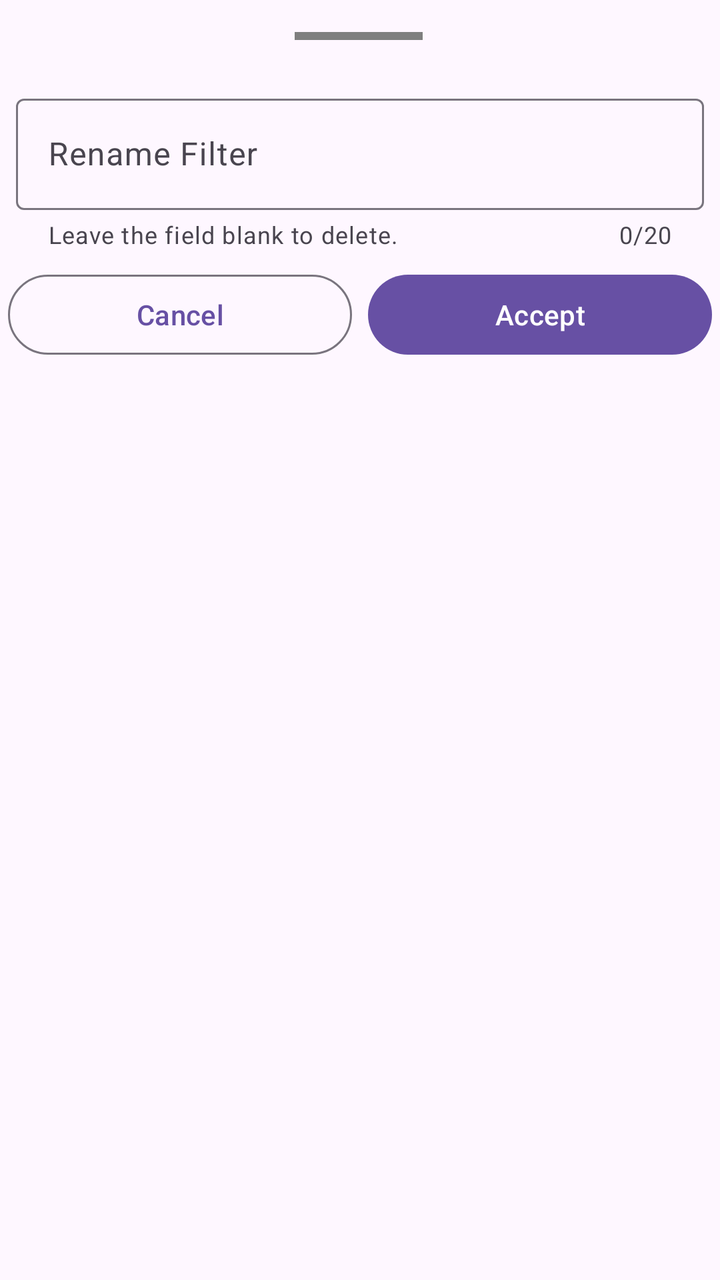
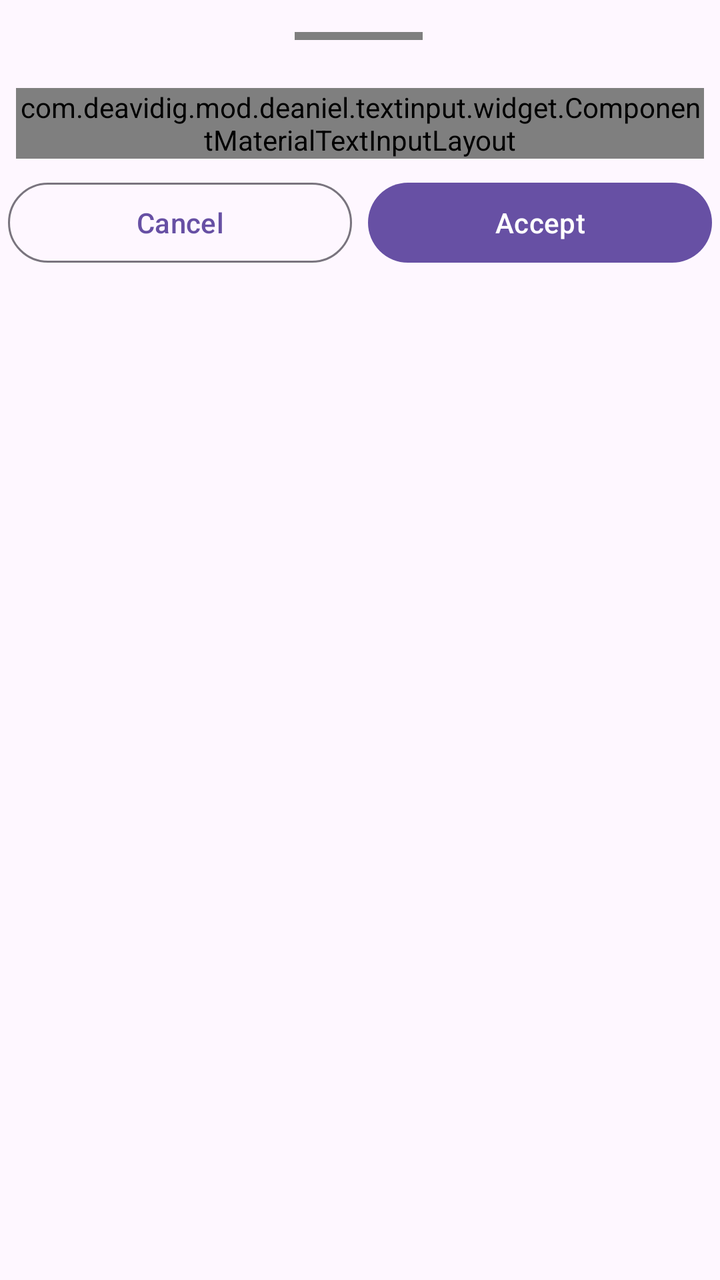

Screens rendered from an Android XML layout before and after an edit, with the pre-edit source and the edit as a unified diff.
<!-- AndroidManifest.xml: application theme Theme.SketchprojectPro -->
<!-- res/layout/activity_main_bottomsheet_filter.xml -->
<?xml version="1.0" encoding="utf-8"?>
<androidx.constraintlayout.widget.ConstraintLayout xmlns:android="http://schemas.android.com/apk/res/android"
	xmlns:app="http://schemas.android.com/apk/res-auto"
	xmlns:tools="http://schemas.android.com/tools"
	android:layout_width="match_parent"
    android:layout_height="match_parent"
	android:paddingBottom="12dp">

	<com.deavidig.mod.deaniel.divider.widget.ComponentMaterialDivider
		android:id="@+id/divider"
		android:layout_width="64dp"
		android:layout_height="4dp"
		android:layout_marginTop="16dp"
		app:dividerColor="?attr/colorOutline"
		app:dividerRadiusSize="14dp"
		app:layout_constraintEnd_toEndOf="parent"
		app:layout_constraintHorizontal_bias="0.498"
		app:layout_constraintStart_toStartOf="parent"
		app:layout_constraintTop_toTopOf="parent" />

	<com.google.android.material.textfield.TextInputLayout
		android:id="@+id/name_filter_container"
		android:layout_width="0dp"
		android:layout_height="wrap_content"
		android:layout_marginHorizontal="8dp"
		android:layout_marginTop="24dp"
		android:hint="Rename Filter"
		app:counterEnabled="true"
		app:counterMaxLength="20"
		app:endIconMode="clear_text"
		app:helperText="Leave the field blank to delete."
		app:helperTextEnabled="true"
		app:layout_constraintEnd_toEndOf="parent"
		app:layout_constraintHorizontal_bias="0.0"
		app:layout_constraintStart_toStartOf="parent"
		app:layout_constraintTop_toBottomOf="@+id/divider">

		<com.google.android.material.textfield.TextInputEditText
			android:id="@+id/name_filter"
			android:layout_width="match_parent"
			android:layout_height="match_parent" />

	</com.google.android.material.textfield.TextInputLayout>

	<LinearLayout
		android:layout_width="0dp"
		android:layout_height="wrap_content"
		android:layout_marginTop="8dp"
		app:layout_constraintEnd_toEndOf="parent"
		app:layout_constraintStart_toStartOf="parent"
		app:layout_constraintTop_toBottomOf="@+id/name_filter_container">

		<com.google.android.material.button.MaterialButton
			style="@style/Widget.Material3.Button.OutlinedButton"
			android:id="@+id/cancel_button"
			android:layout_marginHorizontal="4dp"
			android:layout_width="0dp"
			android:layout_height="wrap_content"
			android:layout_weight="1"
			android:text="Cancel"/>

		<com.google.android.material.button.MaterialButton
			android:id="@+id/accept_button"
			android:layout_marginHorizontal="4dp"
			android:layout_width="0dp"
			android:layout_height="wrap_content"
			android:layout_weight="1"
			android:text="Accept" />

	</LinearLayout>

</androidx.constraintlayout.widget.ConstraintLayout>
<!-- resources referenced by this layout -->
<resources>
  <style name="Theme.SketchprojectPro" parent="Base.Theme.SketchprojectPro" />
  <style name="Base.Theme.SketchprojectPro" parent="Theme.Material3.DayNight.NoActionBar">
  		
  		
  	</style>
</resources>

<!-- the commit's change to res/layout/activity_main_bottomsheet_filter.xml (unified diff, before → after) -->
@@ -11,25 +11,28 @@
 		android:layout_width="64dp"
 		android:layout_height="4dp"
 		android:layout_marginTop="16dp"
-		app:dividerColor="?attr/colorOutline"
+		app:dividerColor="?attr/colorSurfaceContainerHigh"
 		app:dividerRadiusSize="14dp"
 		app:layout_constraintEnd_toEndOf="parent"
 		app:layout_constraintHorizontal_bias="0.498"
 		app:layout_constraintStart_toStartOf="parent"
 		app:layout_constraintTop_toTopOf="parent" />
 
-	<com.google.android.material.textfield.TextInputLayout
+	<com.deavidig.mod.deaniel.textinput.widget.ComponentMaterialTextInputLayout
 		android:id="@+id/name_filter_container"
 		android:layout_width="0dp"
 		android:layout_height="wrap_content"
 		android:layout_marginHorizontal="8dp"
 		android:layout_marginTop="24dp"
-		android:hint="Rename Filter"
+		app:hintText="Rename Filter"
+		app:hintEnable="true"
+		app:placeholderEnable="true"
+		app:placeholderText="Gaming"
 		app:counterEnabled="true"
 		app:counterMaxLength="20"
 		app:endIconMode="clear_text"
 		app:helperText="Leave the field blank to delete."
-		app:helperTextEnabled="true"
+		app:helperEnable="true"
 		app:layout_constraintEnd_toEndOf="parent"
 		app:layout_constraintHorizontal_bias="0.0"
 		app:layout_constraintStart_toStartOf="parent"
@@ -40,7 +43,7 @@
 			android:layout_width="match_parent"
 			android:layout_height="match_parent" />
 
-	</com.google.android.material.textfield.TextInputLayout>
+	</com.deavidig.mod.deaniel.textinput.widget.ComponentMaterialTextInputLayout>
 
 	<LinearLayout
 		android:layout_width="0dp"
